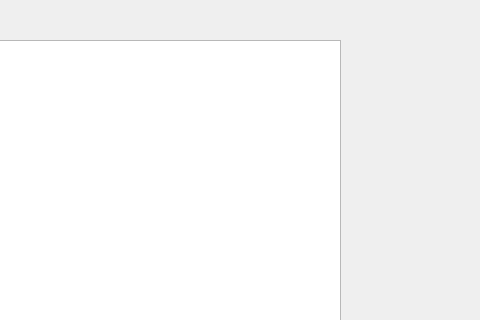
Above: resources/ui/pages/event_view.ui from sebastiannoenning/decan before the change; both pictures show x 320 to 800 and y 0 to 320 of the 800 by 480 pixel window. Below: the same form after it.
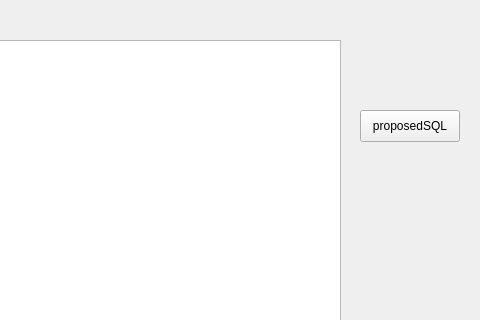
That is the form after the change.

Commit message: implemented eventFilter, datetime_qt class etc

Diff of the .ui file:
```diff
--- a/resources/ui/pages/event_view.ui
+++ b/resources/ui/pages/event_view.ui
@@ -62,6 +62,19 @@
     <string>user3</string>
    </property>
   </widget>
+  <widget class="QPushButton" name="pushButton">
+   <property name="geometry">
+    <rect>
+     <x>680</x>
+     <y>110</y>
+     <width>100</width>
+     <height>32</height>
+    </rect>
+   </property>
+   <property name="text">
+    <string>proposedSQL</string>
+   </property>
+  </widget>
  </widget>
  <resources/>
  <connections/>
```
The commit also changes 7 other files.
